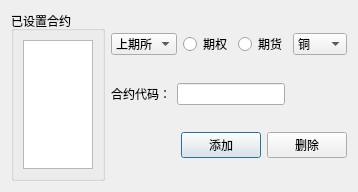
Old version of the form setting_addconract.ui in the repository ChengruiGu/CMF_Marketmaker.
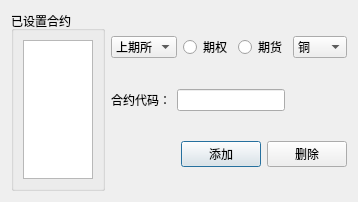
New version of the form.

Diff of the .ui file:
```diff
--- a/setting_addconract.ui
+++ b/setting_addconract.ui
@@ -6,8 +6,8 @@
    <rect>
     <x>0</x>
     <y>0</y>
-    <width>353</width>
-    <height>192</height>
+    <width>351</width>
+    <height>202</height>
    </rect>
   </property>
   <property name="windowTitle">
@@ -21,11 +21,7 @@
      </property>
      <layout class="QVBoxLayout" name="verticalLayout_2">
       <item>
-       <widget class="QListView" name="listView">
-        <property name="editTriggers">
-         <set>QAbstractItemView::NoEditTriggers</set>
-        </property>
-       </widget>
+       <widget class="QTableView" name="tableView"/>
       </item>
      </layout>
     </widget>
```
